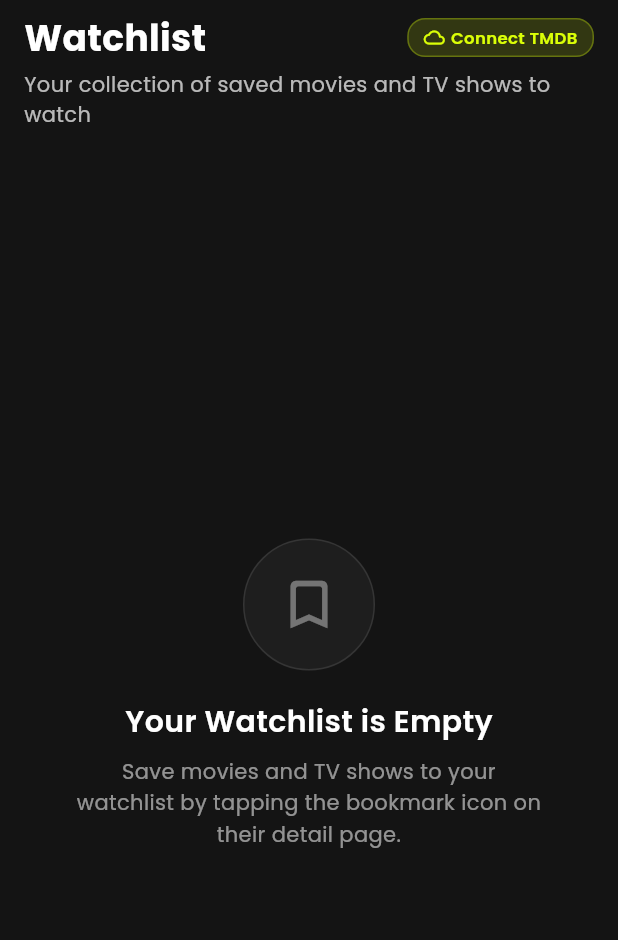
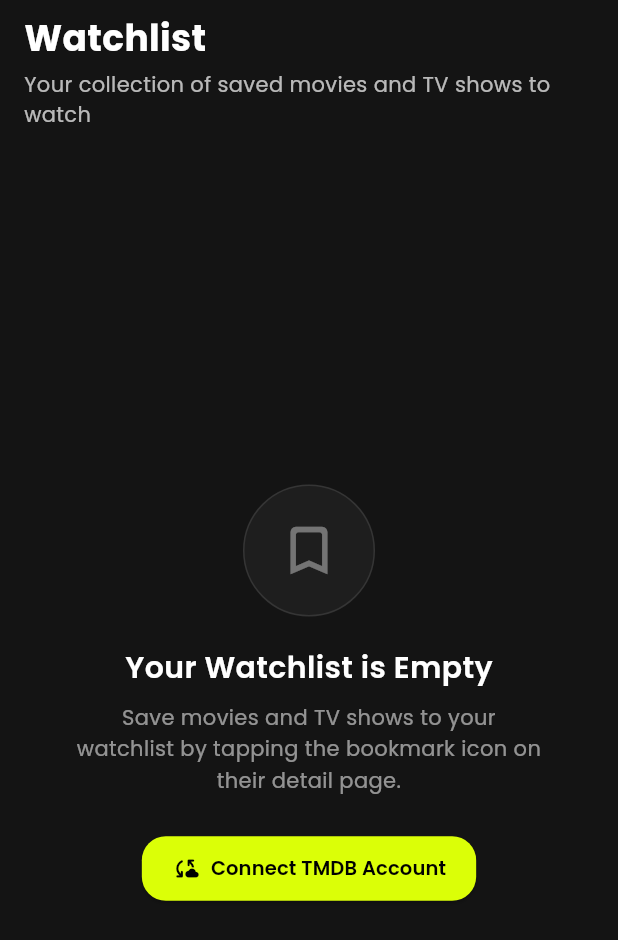
Before and after one commit to dxkrn/screenly, a Flutter app: the WatchlistView screen opened by its route, on a phone screen of 412 x 824 dp. Shown: the top 940 px of the screen. Run offline on Flutter 3.47's test engine with Material 3 defaults, Android fonts, the phone set to English and light mode, and no system bars; our stand-ins replace app_links, cached_network_image, easy_localization, flutter_carousel_widget, flutter_screenutil, flutter_svg and 4 more; missing offline and left inert: flutter_flavor; accounts and stored records are empty; network calls fail.

Commit message:
feat: add api integration for watchlist

```diff
--- a/lib/app/modules/splash/views/splash_view.dart
+++ b/lib/app/modules/splash/views/splash_view.dart
@@ -1,8 +1,6 @@
 import 'package:flutter/material.dart';
-
 import 'package:get/get.dart';
 import 'package:screenly/config/theme_config.dart';
-
 import '../controllers/splash_controller.dart';
 
 class SplashView extends GetView<SplashController> {
@@ -10,10 +8,6 @@
   @override
   Widget build(BuildContext context) {
     return Scaffold(
-      appBar: AppBar(
-        title: const Text('SplashView'),
-        centerTitle: true,
-      ),
       body: Center(
         child: Container(
           color: primaryColor,
--- a/lib/app/modules/watchlist/views/watchlist_view.dart
+++ b/lib/app/modules/watchlist/views/watchlist_view.dart
@@ -3,7 +3,6 @@
 import 'package:screenly/app/data/models/search_multi_model.dart';
 import 'package:screenly/app/modules/home/controllers/home_controller.dart';
 import 'package:screenly/app/modules/movie/views/components/movie_card.dart';
-import 'package:screenly/app/modules/profile/controllers/profile_controller.dart';
 import 'package:screenly/app/modules/tvshow/views/components/tvshow_card.dart';
 import 'package:screenly/app/routes/app_pages.dart';
 import 'package:screenly/config/text_config.dart';
@@ -82,61 +81,6 @@
               'Watchlist',
               style: heading4TextStyle.copyWith(color: whiteColor),
             ),
-            if (Get.isRegistered<ProfileController>())
-              Obx(() {
-                final profileCtrl = Get.find<ProfileController>();
-                final isLoggedIn = profileCtrl.isLoggedIn.value;
-                final username = profileCtrl.currentUser.value?.username;
-
-                return GestureDetector(
-                  onTap: () {
-                    if (Get.isRegistered<HomeController>()) {
-                      Get.find<HomeController>().changeTabIndex(3);
-                    }
-                  },
-                  child: Container(
-                    padding:
-                        const EdgeInsets.symmetric(horizontal: 10, vertical: 4),
-                    decoration: BoxDecoration(
-                      color: isLoggedIn
-                          ? Colors.green.withValues(alpha: 0.15)
-                          : primaryColor.withValues(alpha: 0.15),
-                      borderRadius: BorderRadius.circular(12),
-                      border: Border.all(
-                        color: isLoggedIn
-                            ? Colors.green.withValues(alpha: 0.3)
-                            : primaryColor.withValues(alpha: 0.3),
-                      ),
-                    ),
-                    child: Row(
-                      mainAxisSize: MainAxisSize.min,
-                      children: [
-                        Icon(
-                          isLoggedIn
-                              ? Icons.cloud_done_rounded
-                              : Icons.cloud_queue_rounded,
-                          size: 14,
-                          color: isLoggedIn ? Colors.greenAccent : primaryColor,
-                        ),
-                        const SizedBox(width: 4),
-                        Text(
-                          isLoggedIn
-                              ? (username != null
-                                  ? '@$username'
-                                  : 'TMDB Connected')
-                              : 'Connect TMDB',
-                          style: paragraphSmallTextStyle.copyWith(
-                            color:
-                                isLoggedIn ? Colors.greenAccent : primaryColor,
-                            fontSize: 11,
-                            fontWeight: FontWeight.w600,
-                          ),
-                        ),
-                      ],
-                    ),
-                  ),
-                );
-              }),
           ],
         ),
         Text(
@@ -346,6 +290,41 @@
                         height: 1.5,
                       ),
                     ),
+                    Obx(() {
+                      if (!controller.isTmdbConnected.value) {
+                        return Padding(
+                          padding: const EdgeInsets.only(top: 24),
+                          child: ElevatedButton.icon(
+                            style: ElevatedButton.styleFrom(
+                              backgroundColor: primaryColor,
+                              foregroundColor: Colors.black,
+                              padding: const EdgeInsets.symmetric(
+                                horizontal: 20,
+                                vertical: 12,
+                              ),
+                              shape: RoundedRectangleBorder(
+                                borderRadius: BorderRadius.circular(16),
+                              ),
+                            ),
+                            onPressed: () {
+                              if (Get.isRegistered<HomeController>()) {
+                                Get.find<HomeController>().changeTabIndex(3);
+                              }
+                            },
+                            icon:
+                                const Icon(Icons.cloud_sync_rounded, size: 18),
+                            label: Text(
+                              'Connect TMDB Account',
+                              style: heading6TextStyle.copyWith(
+                                color: Colors.black,
+                                fontSize: 13,
+                              ),
+                            ),
+                          ),
+                        );
+                      }
+                      return const SizedBox.shrink();
+                    }),
                   ],
                 ),
               ),
```
Also changed, not shown: lib/app/components/login_required_dialog.dart (added, +102 -0 lines), lib/app/data/models/tmdb_watchlist_response_model.dart (added, +36 -0 lines), lib/app/data/services/tmdb_watchlist_service.dart (added, +121 -0 lines), lib/app/modules/details/controllers/details_controller.dart (+43 -39 lines), lib/app/modules/watchlist/controllers/watchlist_controller.dart (+66 -50 lines).
